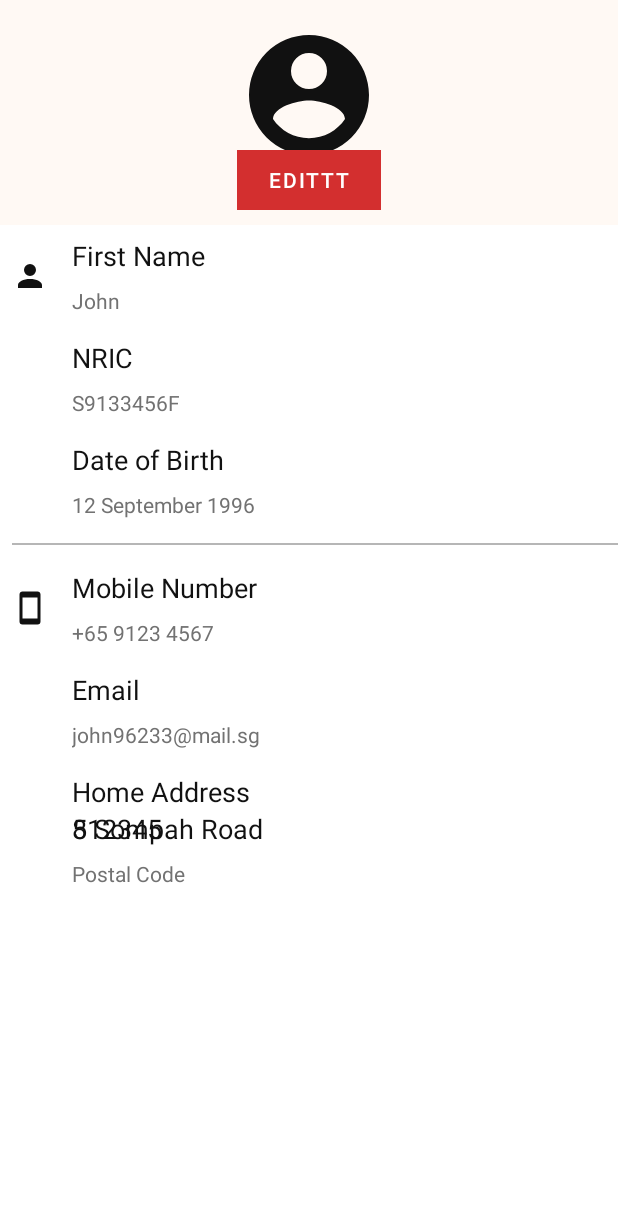
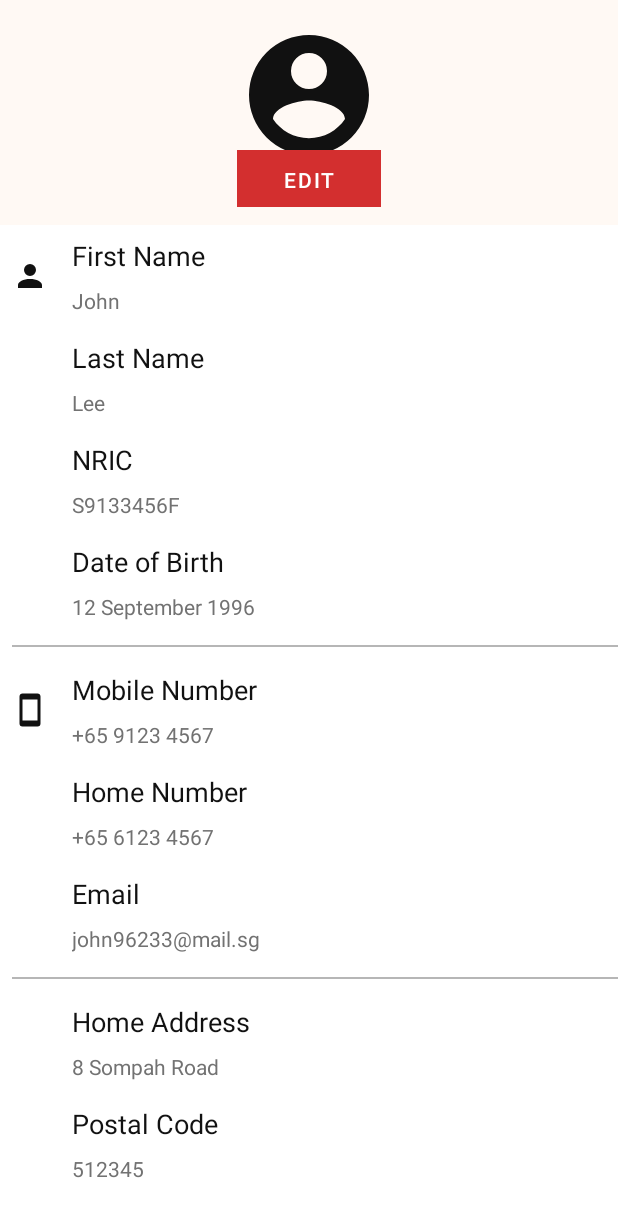
Before and after one commit to vnck/Open-Channel, an Android app: the fragment ProfileFragment placed in its activity, on a phone screen of 412 x 824 dp. Shown: the top 1217 px of the screen. Run offline under Robolectric (Android 15) with nearby library versions, the phone set to English and light mode, and no system bars.

Commit message:
edited profile page and changed minsdk to 21

```diff
--- a/app/src/main/res/layout/fragment_profile.xml
+++ b/app/src/main/res/layout/fragment_profile.xml
@@ -30,11 +30,11 @@
                 android:id="@+id/material_unelevated_button"
                 style="@style/Widget.MaterialComponents.Button.UnelevatedButton"
                 android:layout_width="96dp"
-                android:layout_height= "40dp"
+                android:layout_height= "38dp"
                 android:layout_centerHorizontal="true"
                 android:layout_marginTop="100dp"
                 android:background="#FFF9F4"
-                android:text="EDITTT" />
+                android:text="EDIT" />
 
 
         </RelativeLayout>
@@ -77,6 +77,50 @@
                 android:layout_toEndOf="@id/ProfileItem1"
                 android:layout_toRightOf="@id/ProfileItem1"
                 android:text="John"
+                android:textAppearance="@style/TextAppearance.AppCompat.Small"
+                android:textColor="#727272" />
+
+        </RelativeLayout>
+
+        <RelativeLayout
+            android:layout_width="match_parent"
+            android:layout_height="wrap_content"
+            android:background="?attr/selectableItemBackground"
+            android:clickable="true"
+            android:padding="@dimen/fragment_horizontal_margin">
+
+            <ImageView
+                android:id="@+id/ProfileItem1_2"
+                android:layout_width="wrap_content"
+                android:layout_height="wrap_content"
+                android:layout_centerVertical="true"
+                android:layout_marginEnd="@dimen/fragment_horizontal_margin"
+                android:layout_marginRight="@dimen/fragment_horizontal_margin"
+                android:src="@drawable/oc_user"
+                android:visibility="invisible" />
+
+            <TextView
+                android:id="@+id/ProfileItemLastName"
+                android:layout_width="match_parent"
+                android:layout_height="wrap_content"
+                android:layout_marginStart="@dimen/fragment_horizontal_margin"
+                android:layout_marginLeft="@dimen/fragment_horizontal_margin"
+                android:layout_toEndOf="@id/ProfileItem1_2"
+                android:layout_toRightOf="@id/ProfileItem1_2"
+                android:text="Last Name"
+                android:textAppearance="@style/TextAppearance.AppCompat.Medium"
+                android:textColor="@color/primaryBlack" />
+
+            <TextView
+                android:layout_width="wrap_content"
+                android:layout_height="wrap_content"
+                android:layout_below="@id/ProfileItemLastName"
+                android:layout_marginStart="@dimen/fragment_horizontal_margin"
+                android:layout_marginLeft="@dimen/fragment_horizontal_margin"
+                android:layout_marginTop="8dp"
+                android:layout_toEndOf="@id/ProfileItem1_2"
+                android:layout_toRightOf="@id/ProfileItem1_2"
+                android:text="Lee"
                 android:textAppearance="@style/TextAppearance.AppCompat.Small"
                 android:textColor="#727272" />
 
@@ -223,6 +267,50 @@
             android:padding="@dimen/fragment_horizontal_margin">
 
             <ImageView
+                android:id="@+id/ContactItem1_2"
+                android:layout_width="wrap_content"
+                android:layout_height="wrap_content"
+                android:layout_centerVertical="true"
+                android:layout_marginEnd="@dimen/fragment_horizontal_margin"
+                android:layout_marginRight="@dimen/fragment_horizontal_margin"
+                android:src="@drawable/oc_contact"
+                android:visibility="invisible" />
+
+            <TextView
+                android:id="@+id/ContactItemHome"
+                android:layout_width="wrap_content"
+                android:layout_height="wrap_content"
+                android:layout_marginStart="@dimen/fragment_horizontal_margin"
+                android:layout_marginLeft="@dimen/fragment_horizontal_margin"
+                android:layout_toEndOf="@id/ContactItem1_2"
+                android:layout_toRightOf="@id/ContactItem1_2"
+                android:text="Home Number"
+                android:textAppearance="@style/TextAppearance.AppCompat.Medium"
+                android:textColor="@color/primaryBlack" />
+
+            <TextView
+                android:layout_width="wrap_content"
+                android:layout_height="wrap_content"
+                android:layout_below="@id/ContactItemHome"
+                android:layout_marginStart="@dimen/fragment_horizontal_margin"
+                android:layout_marginLeft="@dimen/fragment_horizontal_margin"
+                android:layout_marginTop="8dp"
+                android:layout_toEndOf="@id/ContactItem1_2"
+                android:layout_toRightOf="@id/ContactItem1_2"
+                android:text="+65 6123 4567"
+                android:textAppearance="@style/TextAppearance.AppCompat.Small"
+                android:textColor="#727272" />
+
+        </RelativeLayout>
+
+        <RelativeLayout
+            android:layout_width="match_parent"
+            android:layout_height="wrap_content"
+            android:background="?attr/selectableItemBackground"
+            android:clickable="true"
+            android:padding="@dimen/fragment_horizontal_margin">
+
+            <ImageView
                 android:id="@+id/ContactItem2"
                 android:layout_width="wrap_content"
                 android:layout_height="wrap_content"
@@ -259,6 +347,8 @@
 
         </RelativeLayout>
 
+        <include layout="@layout/item_divider" />
+
         <RelativeLayout
             android:layout_width="match_parent"
             android:layout_height="wrap_content"
@@ -277,7 +367,7 @@
                 android:visibility="invisible" />
 
             <TextView
-                android:id="@+id/ContactItemAddress1"
+                android:id="@+id/ContactItemAddress"
                 android:layout_width="wrap_content"
                 android:layout_height="wrap_content"
                 android:layout_marginStart="@dimen/fragment_horizontal_margin"
@@ -289,46 +379,64 @@
                 android:textColor="@color/primaryBlack" />
 
             <TextView
-                android:id="@+id/ContactItemAddress2"
                 android:layout_width="wrap_content"
                 android:layout_height="wrap_content"
-                android:layout_below="@id/ContactItemAddress1"
-                android:layout_marginStart="@dimen/fragment_horizontal_margin"
-                android:layout_marginLeft="@dimen/fragment_horizontal_margin"
-                android:layout_toEndOf="@id/ContactItem3"
-                android:layout_toRightOf="@id/ContactItem3"
-                android:text="8 Sompah Road"
-                android:textAppearance="@style/TextAppearance.AppCompat.Medium"
-                android:textColor="@color/primaryBlack" />
-
-            <TextView
-                android:id="@+id/PostalCode1"
-                android:layout_width="wrap_content"
-                android:layout_height="wrap_content"
-                android:layout_below="@id/PostalCode2"
+                android:layout_below="@id/ContactItemAddress"
                 android:layout_marginStart="@dimen/fragment_horizontal_margin"
                 android:layout_marginLeft="@dimen/fragment_horizontal_margin"
                 android:layout_marginTop="8dp"
                 android:layout_toEndOf="@id/ContactItem3"
                 android:layout_toRightOf="@id/ContactItem3"
-                android:text="Postal Code"
+                android:text="8 Sompah Road"
                 android:textAppearance="@style/TextAppearance.AppCompat.Small"
                 android:textColor="#727272" />
 
-            <TextView
-                android:id="@+id/PostalCode2"
+        </RelativeLayout>
+
+        <RelativeLayout
+            android:layout_width="match_parent"
+            android:layout_height="wrap_content"
+            android:background="?attr/selectableItemBackground"
+            android:clickable="true"
+            android:padding="@dimen/fragment_horizontal_margin">
+
+            <ImageView
+                android:id="@+id/ContactItem4"
                 android:layout_width="wrap_content"
                 android:layout_height="wrap_content"
-                android:layout_below="@id/ContactItemAddress1"
+                android:layout_centerVertical="true"
+                android:layout_marginEnd="@dimen/fragment_horizontal_margin"
+                android:layout_marginRight="@dimen/fragment_horizontal_margin"
+                android:src="@drawable/oc_contact"
+                android:visibility="invisible" />
+
+            <TextView
+                android:id="@+id/ContactItemPostalCode"
+                android:layout_width="wrap_content"
+                android:layout_height="wrap_content"
                 android:layout_marginStart="@dimen/fragment_horizontal_margin"
                 android:layout_marginLeft="@dimen/fragment_horizontal_margin"
-                android:layout_toEndOf="@id/ContactItem3"
-                android:layout_toRightOf="@id/ContactItem3"
-                android:text="512345"
+                android:layout_toEndOf="@id/ContactItem4"
+                android:layout_toRightOf="@id/ContactItem4"
+                android:text="Postal Code"
                 android:textAppearance="@style/TextAppearance.AppCompat.Medium"
                 android:textColor="@color/primaryBlack" />
 
+            <TextView
+                android:layout_width="wrap_content"
+                android:layout_height="wrap_content"
+                android:layout_below="@id/ContactItemPostalCode"
+                android:layout_marginStart="@dimen/fragment_horizontal_margin"
+                android:layout_marginLeft="@dimen/fragment_horizontal_margin"
+                android:layout_marginTop="8dp"
+                android:layout_toEndOf="@id/ContactItem4"
+                android:layout_toRightOf="@id/ContactItem4"
+                android:text="512345"
+                android:textAppearance="@style/TextAppearance.AppCompat.Small"
+                android:textColor="#727272" />
+
         </RelativeLayout>
+
     </LinearLayout>
 
 </ScrollView>
```
